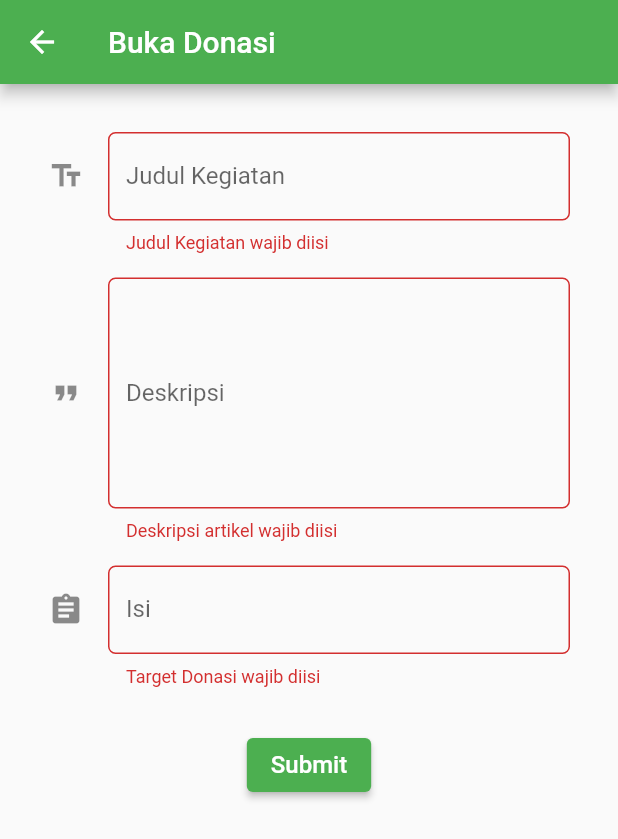
After one commit to B06-PBP-2022/jejakarbon_flutter, a Flutter app: the FormOpenDonasi screen opened directly, after a tap on "Submit", on a phone screen of 412 x 824 dp. The commit adds this screen. Shown: the top 839 px of the screen. Run offline on Flutter 3.47's test engine with Material 2 defaults, Android fonts, the light colour scheme and no system bars; our stand-ins replace getwidget; missing offline and left inert: pbp_django_auth; network calls fail.

Commit message:
make buka donasi fitur

```diff
--- /dev/null
+++ b/lib/apps/buka_donasi/page/form_open_donasi.dart
@@ -0,0 +1,195 @@
+// ignore_for_file: unused_import
+// import 'package:b07uas/screens/login_required.dart';
+import 'dart:convert';
+import 'package:http/http.dart' as http;
+import 'package:flutter/material.dart';
+// import 'package:ionicons/ionicons.dart';
+// import '../user.dart' as user;
+
+class FormOpenDonasi extends StatefulWidget {
+  const FormOpenDonasi({Key? key}) : super(key: key);
+  static const namaRoute = '/tulis';
+  @override
+  FormArtikelState createState() => FormArtikelState();
+}
+
+class FormArtikelState extends State<FormOpenDonasi> {
+  final _formKey = GlobalKey<FormState>();
+
+  String? judul = " ";
+
+  String? deskripsi = " ";
+  String? targetDonasi = " ";
+
+  Future<void> submit(BuildContext context) async {
+    final response = await http.post(Uri.parse(''),
+        headers: <String, String>{'Content-Type': 'application/json'},
+        body: jsonEncode(<String, dynamic>{
+          'judul': judul,
+          'deskripsi': deskripsi,
+          'target': targetDonasi,
+        }));
+    print(response.body);
+  }
+
+  Widget _buildJudul() {
+    return Padding(
+      padding: const EdgeInsets.all(8.0),
+      child: TextFormField(
+        decoration: InputDecoration(
+          labelText: "Judul Kegiatan",
+          icon: const Icon(Icons.text_fields),
+          border: OutlineInputBorder(borderRadius: BorderRadius.circular(5.0)),
+        ),
+        validator: (value) {
+          if (value?.isEmpty ?? true) {
+            return 'Judul Kegiatan wajib diisi';
+          }
+          return null;
+        },
+      ),
+    );
+  }
+
+  Widget _buildDeskripsi() {
+    return Padding(
+      padding: const EdgeInsets.all(8.0),
+      child: TextFormField(
+        minLines:
+            6, // any number you need (It works as the rows for the textarea)
+        keyboardType: TextInputType.multiline,
+        maxLines: null,
+        decoration: InputDecoration(
+          labelText: "Deskripsi",
+          icon: const Icon(Icons.format_quote),
+          border: OutlineInputBorder(borderRadius: BorderRadius.circular(5.0)),
+        ),
+        validator: (value) {
+          if (value?.isEmpty ?? true) {
+            return 'Deskripsi artikel wajib diisi';
+          }
+          return null;
+        },
+      ),
+    );
+  }
+
+  Widget _buildTargetDonasi() {
+    return Padding(
+      padding: const EdgeInsets.all(8.0),
+      child: TextFormField(
+        decoration: InputDecoration(
+          labelText: "Isi",
+          icon: const Icon(Icons.assignment),
+          border: OutlineInputBorder(borderRadius: BorderRadius.circular(5.0)),
+        ),
+        validator: (value) {
+          if (value?.isEmpty ?? true) {
+            return 'Target Donasi wajib diisi';
+          }
+          return null;
+        },
+      ),
+    );
+  }
+
+  @override
+  Widget build(BuildContext context) {
+    return Scaffold(
+        appBar: AppBar(title: const Text("Buka Donasi")),
+        body: SingleChildScrollView(
+          child: Container(
+            margin: const EdgeInsets.all(24),
+            child: Form(
+              key: _formKey,
+              child: Column(
+                mainAxisAlignment: MainAxisAlignment.center,
+                children: <Widget>[
+                  _buildJudul(),
+                  _buildDeskripsi(),
+                  _buildTargetDonasi(),
+                  const SizedBox(height: 20),
+                  ElevatedButton(
+                    child: const Text(
+                      'Submit',
+                      style: TextStyle(color: Colors.white, fontSize: 16),
+                    ),
+                    //color: Colors.blue,
+                    onPressed: () {
+                      if (_formKey.currentState?.validate() ?? true) {
+                        showConfirmDialog(context);
+                      }
+                    },
+                  )
+                ],
+              ),
+            ),
+          ),
+        ));
+  }
+
+  showConfirmDialog(BuildContext context) {
+    // set up the buttons
+    Widget cancelButton = TextButton(
+      child: const Text("Tidak"),
+      onPressed: () {
+        Navigator.of(context).pop();
+      },
+    );
+
+    Widget continueButton = TextButton(
+      child: const Text("Iya"),
+      onPressed: () {
+        submit(context);
+        Navigator.push(context,
+            MaterialPageRoute(builder: (context) => const FormOpenDonasi()));
+        showAlertDialog(context);
+      },
+    );
+
+    // set up the AlertDialog
+    AlertDialog alert = AlertDialog(
+      title: const Text("Konfirmasi"),
+      content: const Text("Open Donasi?"),
+      actions: [
+        cancelButton,
+        continueButton,
+      ],
+    );
+
+    // show the dialog
+    showDialog(
+      context: context,
+      builder: (BuildContext context) {
+        return alert;
+      },
+    );
+  }
+
+  showAlertDialog(BuildContext context) {
+    // set up the button
+    Widget okButton = TextButton(
+      child: const Text("Ok"),
+      onPressed: () {
+        // Navigator.pushNamed(context, '/artikel');
+      },
+    );
+
+    // set up the AlertDialog
+    AlertDialog alert = AlertDialog(
+      title: const Text("Selamat!"),
+      content: const Text("Kegiatan Donasi berhasil dibuat"),
+      actions: [
+        okButton,
+      ],
+    );
+
+    // show the dialog
+    showDialog(
+      context: context,
+      builder: (BuildContext context) {
+        return alert;
+      },
+    );
+  }
+}
--- a/pubspec.yaml
+++ b/pubspec.yaml
@@ -39,6 +39,7 @@ dependencies:
   http: ^0.13.5
   provider: ^6.0.4
   pbp_django_auth: ^0.2.2
+  getwidget: ^3.0.1
 
 dev_dependencies:
   flutter_test:
```
Also changed, not shown: lib/apps/buka_donasi/model/buka_donasi.dart (added, +79 -0 lines), lib/apps/buka_donasi/page/open_donasi_page.dart (added, +129 -0 lines), lib/apps/buka_donasi/util/fetch_daftar_donasi.dart (added, +28 -0 lines), lib/components/drawer.dart (+16 -2 lines), pubspec.lock.
